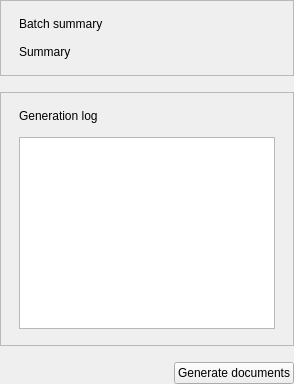
YounesRabeh/document-mapper, file gui/forms/generate_page.ui: the form before one commit.
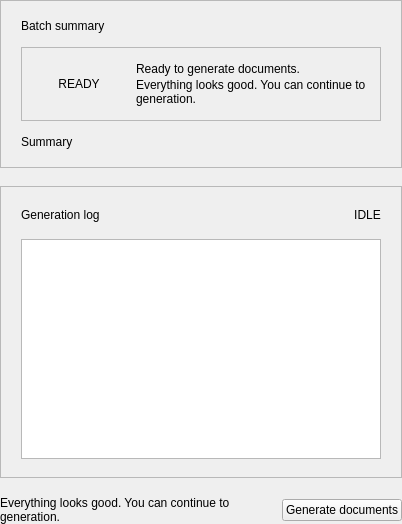
The form after the commit.

Commit message: [IMP] generate section ui improvement

What changed in the file:
```diff
--- a/gui/forms/generate_page.ui
+++ b/gui/forms/generate_page.ui
@@ -4,7 +4,7 @@
  <widget class="QWidget" name="generatePageForm">
   <layout class="QVBoxLayout" name="rootLayout">
    <property name="spacing">
-    <number>16</number>
+    <number>18</number>
    </property>
    <property name="leftMargin">
     <number>0</number>
@@ -31,16 +31,16 @@
        <number>14</number>
       </property>
       <property name="leftMargin">
-       <number>18</number>
+       <number>20</number>
       </property>
       <property name="topMargin">
-       <number>16</number>
+       <number>18</number>
       </property>
       <property name="rightMargin">
-       <number>18</number>
+       <number>20</number>
       </property>
       <property name="bottomMargin">
-       <number>16</number>
+       <number>18</number>
       </property>
       <item>
        <widget class="QFrame" name="summaryTitleBar">
@@ -79,6 +79,67 @@
         </layout>
        </widget>
       </item>
+      <item>
+       <widget class="QFrame" name="summaryStatusPanel">
+        <property name="frameShape">
+         <enum>QFrame::StyledPanel</enum>
+        </property>
+        <layout class="QHBoxLayout" name="summaryStatusLayout">
+         <property name="spacing">
+          <number>14</number>
+         </property>
+         <property name="leftMargin">
+          <number>14</number>
+         </property>
+         <property name="topMargin">
+          <number>14</number>
+         </property>
+         <property name="rightMargin">
+          <number>14</number>
+         </property>
+         <property name="bottomMargin">
+          <number>14</number>
+         </property>
+         <item>
+          <widget class="QLabel" name="summaryStatusBadge">
+           <property name="text">
+            <string>READY</string>
+           </property>
+           <property name="alignment">
+            <set>Qt::AlignCenter</set>
+           </property>
+          </widget>
+         </item>
+         <item>
+          <layout class="QVBoxLayout" name="summaryStatusTextLayout">
+           <property name="spacing">
+            <number>2</number>
+           </property>
+           <item>
+            <widget class="QLabel" name="summaryStatusTitle">
+             <property name="text">
+              <string>Ready to generate documents.</string>
+             </property>
+             <property name="wordWrap">
+              <bool>true</bool>
+             </property>
+            </widget>
+           </item>
+           <item>
+            <widget class="QLabel" name="summaryStatusHint">
+             <property name="text">
+              <string>Everything looks good. You can continue to generation.</string>
+             </property>
+             <property name="wordWrap">
+              <bool>true</bool>
+             </property>
+            </widget>
+           </item>
+          </layout>
+         </item>
+        </layout>
+       </widget>
+      </item>
       <item>
        <widget class="QLabel" name="summaryOutput">
         <property name="objectName">
@@ -90,6 +151,9 @@
         <property name="wordWrap">
          <bool>true</bool>
         </property>
+        <property name="alignment">
+         <set>Qt::AlignLeading|Qt::AlignLeft|Qt::AlignTop</set>
+        </property>
        </widget>
       </item>
      </layout>
@@ -108,16 +172,16 @@
        <number>14</number>
       </property>
       <property name="leftMargin">
-       <number>18</number>
+       <number>20</number>
       </property>
       <property name="topMargin">
-       <number>16</number>
+       <number>18</number>
       </property>
       <property name="rightMargin">
-       <number>18</number>
+       <number>20</number>
       </property>
       <property name="bottomMargin">
-       <number>16</number>
+       <number>18</number>
       </property>
       <item>
        <widget class="QFrame" name="logTitleBar">
@@ -129,7 +193,7 @@
         </property>
         <layout class="QHBoxLayout" name="logTitleLayout">
          <property name="spacing">
-          <number>0</number>
+          <number>12</number>
          </property>
          <property name="leftMargin">
           <number>0</number>
@@ -153,6 +217,29 @@
            </property>
           </widget>
          </item>
+         <item>
+          <spacer name="logTitleSpacer">
+           <property name="orientation">
+            <enum>Qt::Horizontal</enum>
+           </property>
+           <property name="sizeHint" stdset="0">
+            <size>
+             <width>40</width>
+             <height>20</height>
+            </size>
+           </property>
+          </spacer>
+         </item>
+         <item>
+          <widget class="QLabel" name="logStateBadge">
+           <property name="text">
+            <string>IDLE</string>
+           </property>
+           <property name="alignment">
+            <set>Qt::AlignCenter</set>
+           </property>
+          </widget>
+         </item>
         </layout>
        </widget>
       </item>
@@ -161,7 +248,7 @@
         <property name="minimumSize">
          <size>
           <width>0</width>
-          <height>190</height>
+          <height>220</height>
          </size>
         </property>
        </widget>
@@ -171,6 +258,19 @@
    </item>
    <item>
     <layout class="QHBoxLayout" name="actionRow">
+     <property name="spacing">
+      <number>12</number>
+     </property>
+     <item>
+      <widget class="QLabel" name="actionHint">
+       <property name="text">
+        <string>Everything looks good. You can continue to generation.</string>
+       </property>
+       <property name="wordWrap">
+        <bool>true</bool>
+       </property>
+      </widget>
+     </item>
      <item>
       <spacer name="actionStretch">
        <property name="orientation">
```
Left out of the diff: 25 changed lines with no effect on the pictures. The commit also changes 8 other files.
